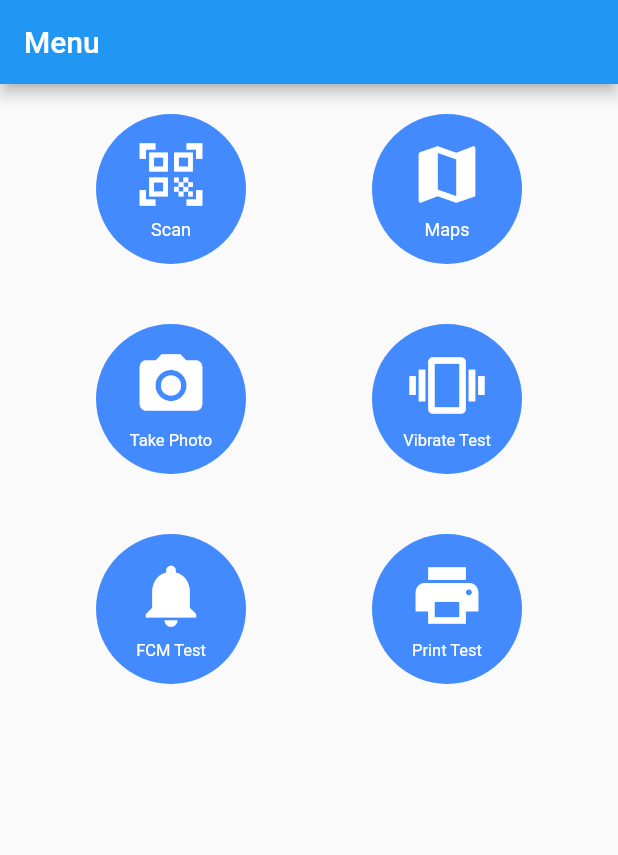
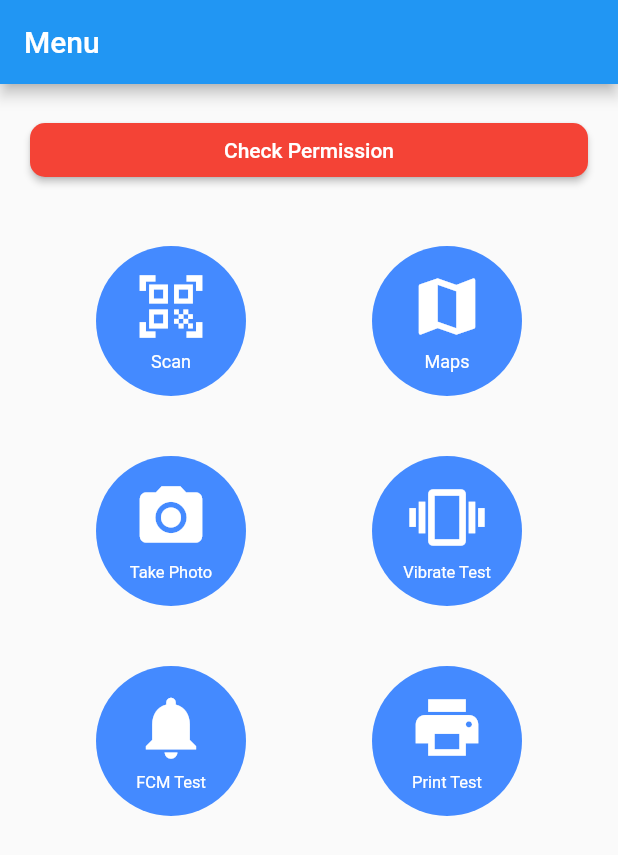
Before and after one commit to Arifrhmn2743/flutter_qr, a Flutter app: the Menu screen opened by its route, on a phone screen of 412 x 824 dp. Shown: the top 855 px of the screen. Run offline on Flutter 3.47's test engine with Material 2 defaults, Android fonts, the phone set to English and light mode, and no system bars; our stand-ins replace camera, firebase_messaging, google_maps_flutter, image_picker, location, vibration; missing offline and left inert: blue_thermal_printer, qr_code_scanner; accounts and stored records are empty.

Commit message:
preparing animation and a permission check

```diff
--- a/lib/src/ui/menu.dart
+++ b/lib/src/ui/menu.dart
@@ -7,6 +7,7 @@ class Menu extends StatefulWidget {
 }
 
 class _MenuState extends State<Menu> {
+  bool _accept = false;
   @override
   Widget build(BuildContext context) {
     return Scaffold(
@@ -17,6 +18,26 @@ class _MenuState extends State<Menu> {
       body: SingleChildScrollView(
         child: Column(
           children: <Widget>[
+            Padding(
+              padding: const EdgeInsets.all(20.0),
+              child: Row(
+                children: <Widget>[
+                  Expanded(
+                    flex: 1,
+                    child: RaisedButton(
+                      onPressed: () {},
+                      color: _accept ? Colors.green : Colors.red,
+                      shape: RoundedRectangleBorder(
+                          borderRadius: new BorderRadius.circular(10.0)),
+                      child: Text(
+                        "Check Permission",
+                        style: TextStyle(color: Colors.white),
+                      ),
+                    ),
+                  ),
+                ],
+              ),
+            ),
             Row(
                 mainAxisAlignment: MainAxisAlignment.spaceEvenly,
                 children: <Widget>[
--- a/lib/src/ui/testprint.dart
+++ b/lib/src/ui/testprint.dart
@@ -21,10 +21,10 @@ class TestPrint {
     // Uint8List bytes = response.bodyBytes;
     bluetooth.isConnected.then((isConnected) {
       if (isConnected) {
-        bluetooth.printNewLine();
+        // bluetooth.printNewLine();
         //bluetooth.printCustom("HEADER", 3, 1);
         //   bluetooth.printNewLine();
-        bluetooth.printImage('images/a.png'); //path of your image/logo
+        bluetooth.printImage('images/ac.png'); //path of your image/logo
         // bluetooth.printNewLine();
         // bluetooth.printImageBytes(
         //     bytes.buffer.asUint8List(bytes.offsetInBytes, bytes.lengthInBytes));
--- a/pubspec.yaml
+++ b/pubspec.yaml
@@ -42,6 +42,7 @@ dependencies:
   image: ^2.1.19
   intl: ^0.16.1
   blue_thermal_printer: ^1.1.1
+  flutter_spinkit: "^4.1.2"
 
 dev_dependencies:
   flutter_test:
```
Also changed, not shown: lib/src/ui/print.dart (+4 -3 lines), pubspec.lock.
